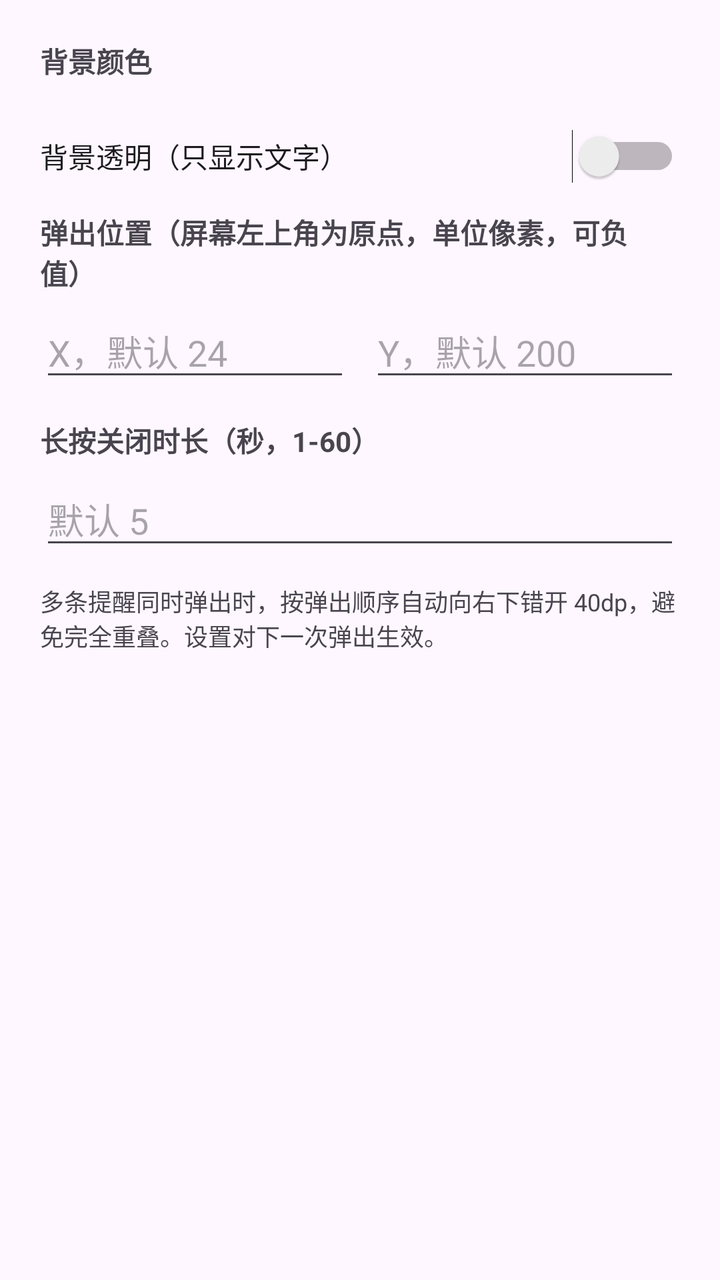
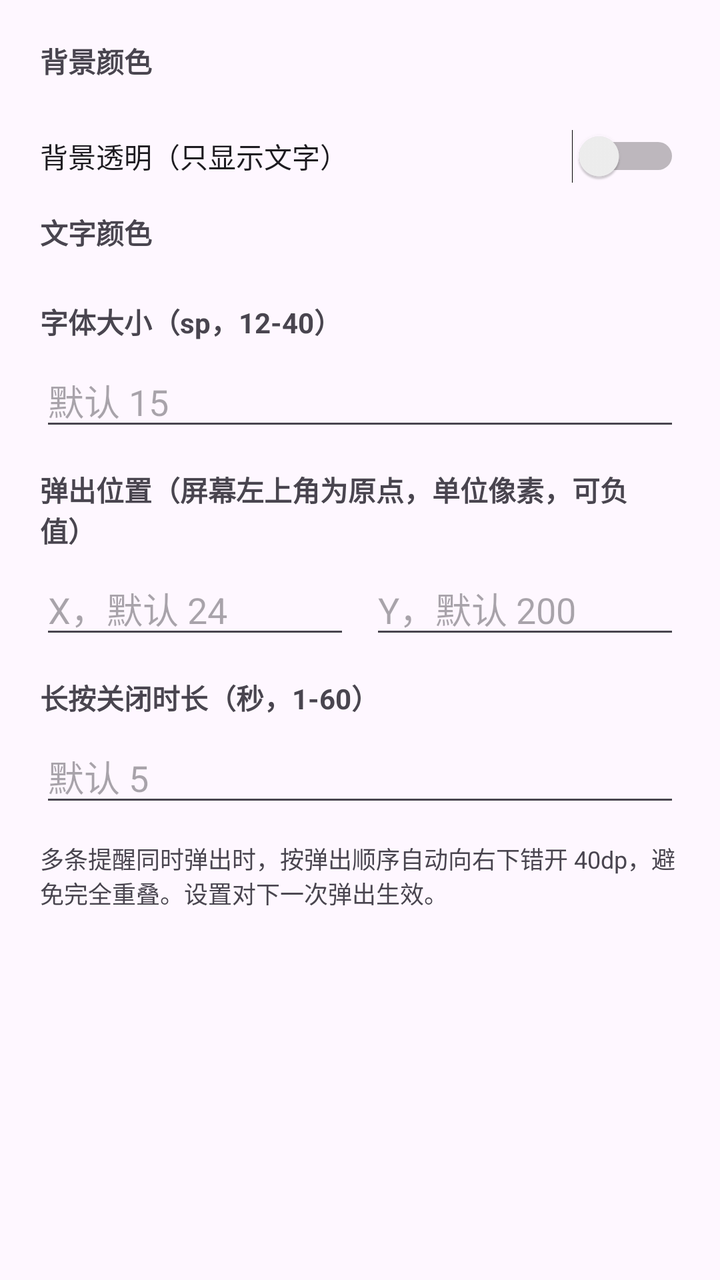

Before-and-after screenshots of an Android layout around one commit, followed by the original layout XML and the change that was made.
<!-- AndroidManifest.xml: application theme Theme.Reminder -->
<!-- res/layout/dialog_settings.xml -->
<?xml version="1.0" encoding="utf-8"?>
<ScrollView xmlns:android="http://schemas.android.com/apk/res/android"
    android:layout_width="match_parent"
    android:layout_height="wrap_content">

    <LinearLayout
        android:layout_width="match_parent"
        android:layout_height="wrap_content"
        android:orientation="vertical"
        android:padding="20dp">

        <TextView
            android:layout_width="match_parent"
            android:layout_height="wrap_content"
            android:text="背景颜色"
            android:textStyle="bold" />

        <LinearLayout
            android:id="@+id/swatches"
            android:layout_width="match_parent"
            android:layout_height="wrap_content"
            android:layout_marginTop="10dp"
            android:gravity="center_vertical"
            android:orientation="horizontal" />

        <Switch
            android:id="@+id/switch_transparent"
            android:layout_width="match_parent"
            android:layout_height="wrap_content"
            android:layout_marginTop="14dp"
            android:text="背景透明（只显示文字）" />

        <TextView
            android:layout_width="match_parent"
            android:layout_height="wrap_content"
            android:layout_marginTop="14dp"
            android:text="弹出位置（屏幕左上角为原点，单位像素，可负值）"
            android:textStyle="bold" />

        <LinearLayout
            android:layout_width="match_parent"
            android:layout_height="wrap_content"
            android:layout_marginTop="6dp"
            android:orientation="horizontal">

            <EditText
                android:id="@+id/input_x"
                android:layout_width="0dp"
                android:layout_height="wrap_content"
                android:layout_weight="1"
                android:hint="X，默认 24"
                android:inputType="numberSigned" />

            <EditText
                android:id="@+id/input_y"
                android:layout_width="0dp"
                android:layout_height="wrap_content"
                android:layout_marginStart="10dp"
                android:layout_weight="1"
                android:hint="Y，默认 200"
                android:inputType="numberSigned" />
        </LinearLayout>

        <TextView
            android:layout_width="match_parent"
            android:layout_height="wrap_content"
            android:layout_marginTop="14dp"
            android:text="长按关闭时长（秒，1-60）"
            android:textStyle="bold" />

        <EditText
            android:id="@+id/input_seconds"
            android:layout_width="match_parent"
            android:layout_height="wrap_content"
            android:layout_marginTop="6dp"
            android:hint="默认 5"
            android:inputType="number" />

        <TextView
            android:layout_width="match_parent"
            android:layout_height="wrap_content"
            android:layout_marginTop="12dp"
            android:text="多条提醒同时弹出时，按弹出顺序自动向右下错开 40dp，避免完全重叠。设置对下一次弹出生效。"
            android:textSize="12sp" />
    </LinearLayout>
</ScrollView>
<!-- resources referenced by this layout -->
<resources>
  <style name="Theme.Reminder" parent="Theme.Material3.DayNight">
          <item name="colorPrimary">#F59E0B</item>
          <item name="colorOnPrimary">#FFFFFF</item>
          <item name="android:statusBarColor">#F59E0B</item>
      </style>
</resources>

<!-- the commit's change to res/layout/dialog_settings.xml (unified diff, before → after) -->
@@ -29,6 +29,36 @@
             android:layout_height="wrap_content"
             android:layout_marginTop="14dp"
             android:text="背景透明（只显示文字）" />
+
+        <TextView
+            android:layout_width="match_parent"
+            android:layout_height="wrap_content"
+            android:layout_marginTop="14dp"
+            android:text="文字颜色"
+            android:textStyle="bold" />
+
+        <LinearLayout
+            android:id="@+id/swatches_text"
+            android:layout_width="match_parent"
+            android:layout_height="wrap_content"
+            android:layout_marginTop="10dp"
+            android:gravity="center_vertical"
+            android:orientation="horizontal" />
+
+        <TextView
+            android:layout_width="match_parent"
+            android:layout_height="wrap_content"
+            android:layout_marginTop="14dp"
+            android:text="字体大小（sp，12-40）"
+            android:textStyle="bold" />
+
+        <EditText
+            android:id="@+id/input_textsize"
+            android:layout_width="match_parent"
+            android:layout_height="wrap_content"
+            android:layout_marginTop="6dp"
+            android:hint="默认 15"
+            android:inputType="number" />
 
         <TextView
             android:layout_width="match_parent"
